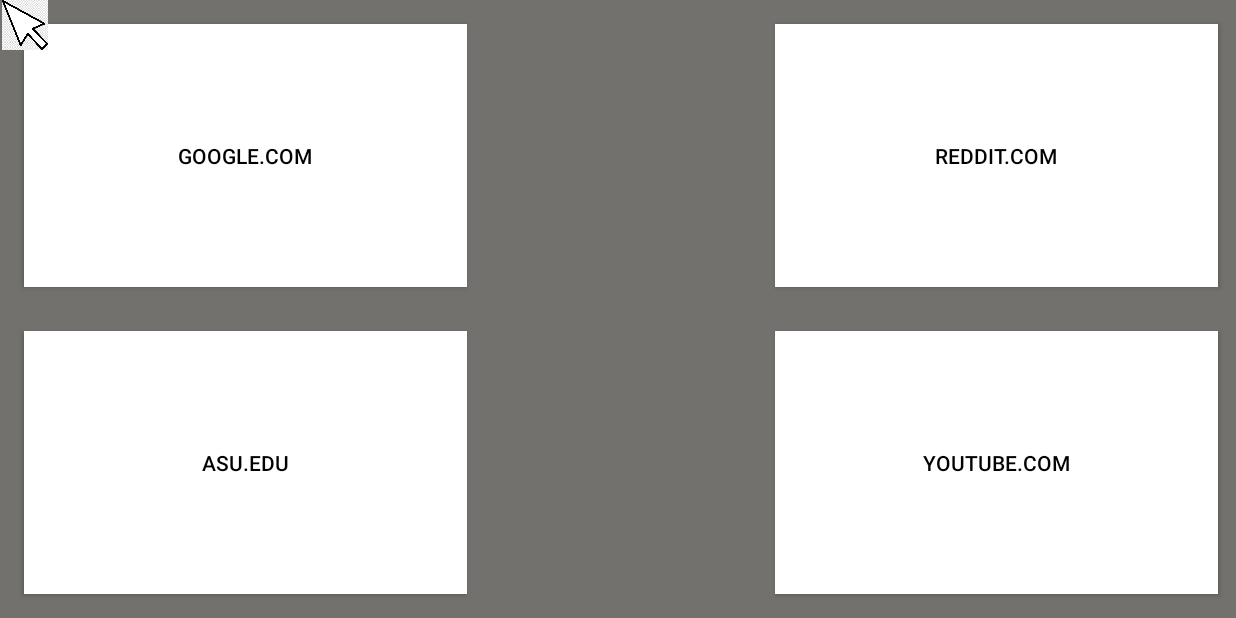
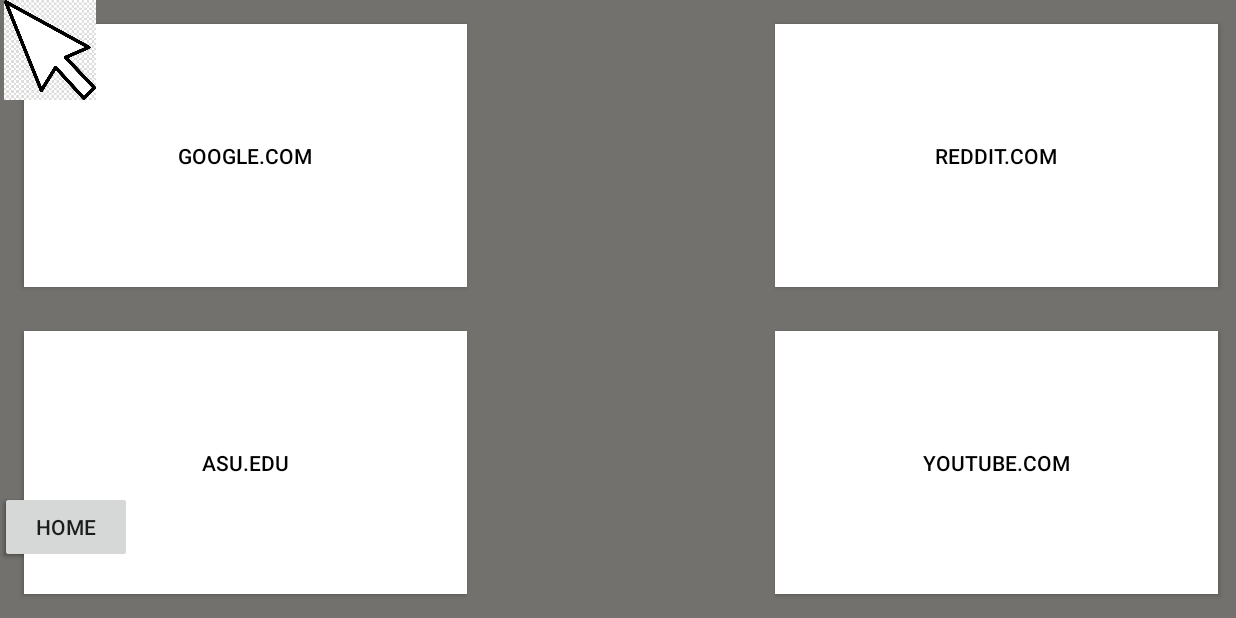
Before and after one commit to vBubbaa/android-mouse, an Android app: the MainActivity screen opened directly, with no data from a screen before it, on a phone screen of 824 x 412 dp (held sideways). Run offline under Robolectric (Android 15) with nearby library versions, the phone set to English and light mode, and no system bars; pictures from the network do not load.

Commit message:
added stop functionality to prevent constant clicking of buttons / added a home button

```diff
--- a/app/src/main/java/com/tylerjames/meeting2progress/MainActivity.java
+++ b/app/src/main/java/com/tylerjames/meeting2progress/MainActivity.java
@@ -96,7 +96,7 @@ public class MainActivity extends AppCompatActivity implements CameraBridgeViewB
         super.onCreate(savedInstanceState);
         setRequestedOrientation (ActivityInfo.SCREEN_ORIENTATION_LANDSCAPE);
         setContentView(R.layout.content_main);
-
+        ConfigStartButton();
         cursor = findViewById(R.id.cursor);
 
         // Gets the java camera view
@@ -126,6 +126,7 @@ public class MainActivity extends AppCompatActivity implements CameraBridgeViewB
                 googleInt.setData(Uri.parse("https://www.google.com/"));
                 // Start the intent which goes to google
                 startActivity(googleInt);
+                MainActivity.this.finish();
             }
         });
 
@@ -137,6 +138,7 @@ public class MainActivity extends AppCompatActivity implements CameraBridgeViewB
                 redditInt.addCategory(Intent.CATEGORY_BROWSABLE);
                 redditInt.setData(Uri.parse("https://www.google.com/"));
                 startActivity(redditInt);
+                MainActivity.this.finish();
             }
         });
 
@@ -148,6 +150,7 @@ public class MainActivity extends AppCompatActivity implements CameraBridgeViewB
                 asuInt.addCategory(Intent.CATEGORY_BROWSABLE);
                 asuInt.setData(Uri.parse("https://www.google.com/"));
                 startActivity(asuInt);
+                MainActivity.this.finish();
             }
         });
 
@@ -159,6 +162,7 @@ public class MainActivity extends AppCompatActivity implements CameraBridgeViewB
                 youtubeInt.addCategory(Intent.CATEGORY_BROWSABLE);
                 youtubeInt.setData(Uri.parse("https://www.google.com/"));
                 startActivity(youtubeInt);
+                MainActivity.this.finish();
             }
         });
 
@@ -190,6 +194,18 @@ public class MainActivity extends AppCompatActivity implements CameraBridgeViewB
                 }
             }
         };
+    }
+
+    private void ConfigStartButton() {
+
+        Button startbutton = (Button) findViewById(R.id.homebutton);
+        startbutton.setOnClickListener(new View.OnClickListener() {
+            @Override
+            public void onClick(View view) {
+                startActivity(new Intent(MainActivity.this, StartScreen.class));
+            }
+        });
+
     }
 
     /**
--- a/app/src/main/res/layout/content_main.xml
+++ b/app/src/main/res/layout/content_main.xml
@@ -82,13 +82,13 @@
 
     <ImageView
         android:id="@+id/cursor"
-        android:layout_width="50px"
-        android:layout_height="50px"
+        android:layout_width="100px"
+        android:layout_height="100px"
         android:elevation="501dp"
         android:src="@drawable/cursor"
+        tools:ignore="MissingConstraints"
         tools:layout_editor_absoluteX="356dp"
-        tools:layout_editor_absoluteY="172dp"
-        tools:ignore="MissingConstraints"></ImageView>
+        tools:layout_editor_absoluteY="172dp"></ImageView>
 
     <org.opencv.android.JavaCameraView
         android:id="@+id/CameraView"
@@ -103,5 +103,28 @@
         app:layout_constraintTop_toTopOf="parent"
         app:layout_constraintVertical_bias="0.0"></org.opencv.android.JavaCameraView>
 
+    <Button
+        android:id="@+id/homebutton"
+        android:layout_width="wrap_content"
+        android:layout_height="wrap_content"
+        android:elevation="501dp"
+        android:text="home"
+        app:layout_constraintBottom_toBottomOf="parent"
+        app:layout_constraintTop_toTopOf="@+id/CameraView"
+        app:layout_constraintVertical_bias="0.9"
+        tools:layout_editor_absoluteX="321dp" />
+
+
+    <Button
+        android:id="@+id/homebutton"
+        android:layout_width="wrap_content"
+        android:layout_height="wrap_content"
+        android:elevation="501dp"
+        android:text="home"
+        app:layout_constraintBottom_toBottomOf="parent"
+        app:layout_constraintTop_toTopOf="@+id/CameraView"
+        app:layout_constraintVertical_bias="0.9"
+        tools:layout_editor_absoluteX="321dp" />
+
 
 </androidx.constraintlayout.widget.ConstraintLayout>
```
